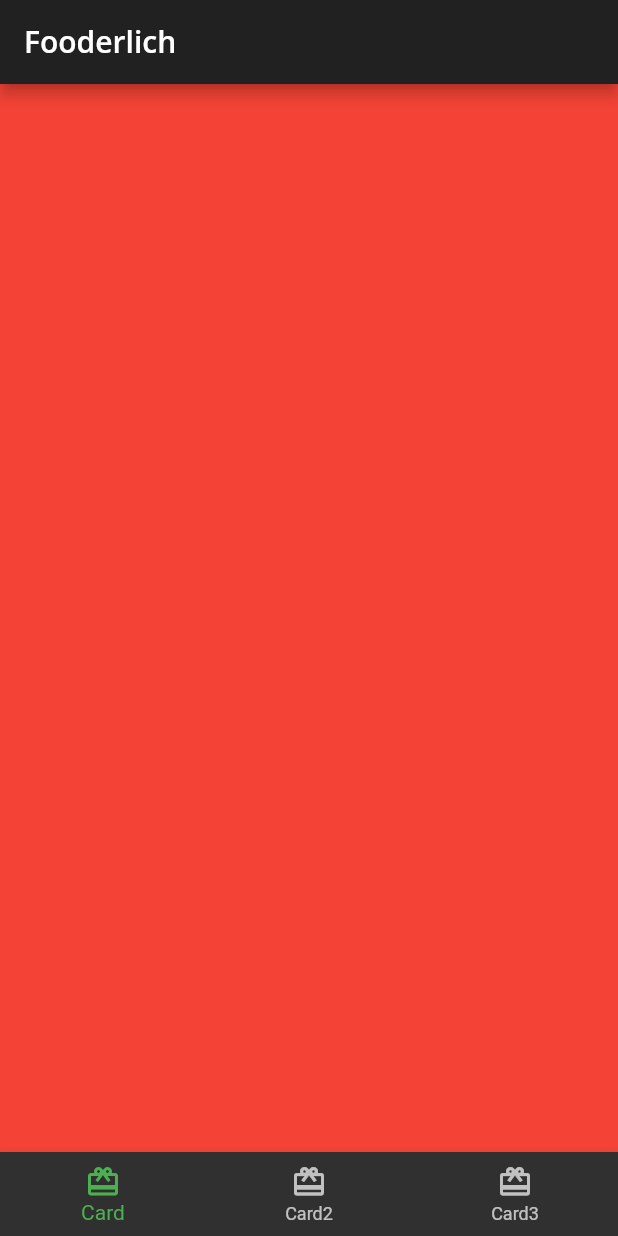
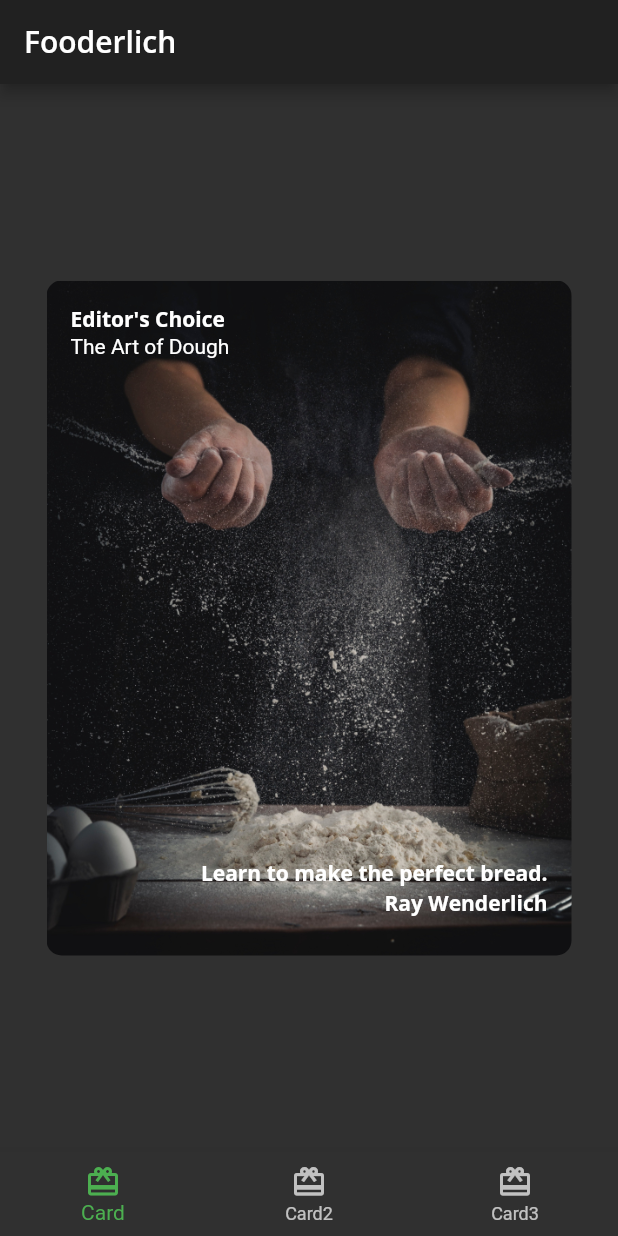
Before and after one commit to lmw4051/Food, a Flutter app: the screen it shows after launch, on a phone screen of 412 x 824 dp. Run offline on Flutter 3.47's test engine with Material 2 defaults, Android fonts, the phone set to English and light mode, and no system bars; our stand-ins replace google_fonts.

Commit message:
feat: add card1.dart

```diff
--- /dev/null
+++ b/fooderlich/lib/card1.dart
@@ -0,0 +1,64 @@
+import 'package:flutter/material.dart';
+import 'package:fooderlich/main.dart';
+import 'fooderlich_theme.dart';
+
+class Card1 extends StatelessWidget {
+  const Card1({super.key});
+  final String category = 'Editor\'s Choice';
+  final String title = 'The Art of Dough';
+  final String description = 'Learn to make the perfect bread.';
+  final String chef = 'Ray Wenderlich';
+
+  @override
+  Widget build(BuildContext context) {
+    return Center(
+      // TODO: Card1 Decorate Container
+      child: Container(
+        padding: const EdgeInsets.all(16),
+        constraints: const BoxConstraints.expand(
+          width: 350,
+          height: 450,
+        ),
+        decoration: const BoxDecoration(
+          image: DecorationImage(
+            image: AssetImage('assets/mag1.png'),
+            fit: BoxFit.cover,
+          ),
+          borderRadius: BorderRadius.all(Radius.circular(10.0)),
+        ),
+        // TODO: Add a stack of text
+        child: Stack(
+          children: [
+            Text(
+              category,
+              style: FooderlichTheme.darkTextTheme.bodyText1,
+            ),
+            Positioned(
+              top: 20,
+              child: Text(
+                title,
+                style: FooderlichTheme.darkTextTheme.headline5,
+              ),
+            ),
+            Positioned(
+              bottom: 30,
+              right: 0,
+              child: Text(
+                description,
+                style: FooderlichTheme.darkTextTheme.bodyText1,
+              ),
+            ),
+            Positioned(
+              bottom: 10,
+              right: 0,
+              child: Text(
+                chef,
+                style: FooderlichTheme.darkTextTheme.bodyText1,
+              ),
+            ),
+          ],
+        ),
+      ),
+    );
+  }
+}
--- a/fooderlich/lib/home.dart
+++ b/fooderlich/lib/home.dart
@@ -1,4 +1,5 @@
 import 'package:flutter/material.dart';
+import 'card1.dart';
 
 class Home extends StatefulWidget {
   const Home({super.key});
@@ -12,7 +13,7 @@ class HomeState extends State<Home> {
 
   static List<Widget> pages = <Widget>[
     // TODO: Replace with Card1
-    Container(color: Colors.red),
+    const Card1(),
     // TODO: Replace with Card2
     Container(color: Colors.green),
     // TODO: Replace with Card3
```
Also changed, not shown: fooderlich/pubspec.yaml (+2 -34 lines).
